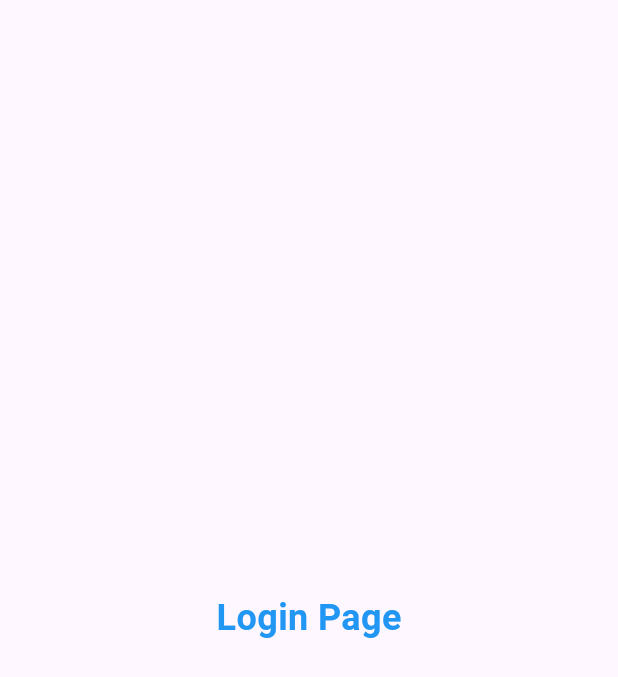
After one commit to Ajay-Diviloper/my_app, a Flutter app: the LoginPage screen opened by its route, on a phone screen of 412 x 824 dp. The commit adds this screen. Shown: the top 677 px of the screen. Run offline on Flutter 3.47's test engine with Material 3 defaults, Android fonts, the phone set to English and light mode, and no system bars.

Commit message:
day3 complete

```diff
--- /dev/null
+++ b/lib/pages/loginpage.dart
@@ -0,0 +1,31 @@
+import 'package:flutter/material.dart';
+
+class LoginPage extends StatelessWidget {
+  const LoginPage({super.key});
+  @override
+  Widget build(BuildContext context) {
+    return Scaffold(
+      // appBar: AppBar(
+      //   title: const Text(
+      //     'Login Page',
+
+      //     style: TextStyle(
+      //       fontWeight: FontWeight.bold,
+      //       fontSize: 24,
+      //       color: Colors.blue,
+      //     ),
+      //   ),
+      // ),
+      body: const Center(
+        child: Text(
+          'Login Page',
+          style: TextStyle(
+            fontSize: 24,
+            color: Colors.blue,
+            fontWeight: FontWeight.bold,
+          ),
+        ),
+      ),
+    );
+  }
+}
```
Also changed, not shown: lib/main.dart (+13 -2 lines), lib/pages/homepage.dart (renamed from lib/homepage.dart).
